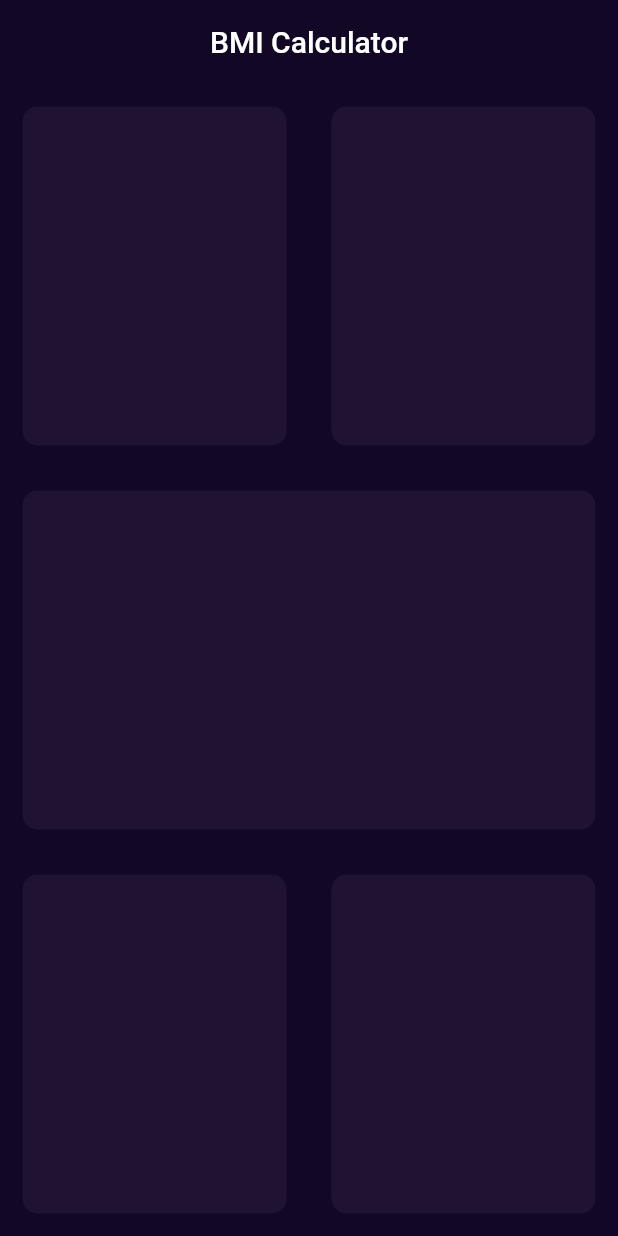
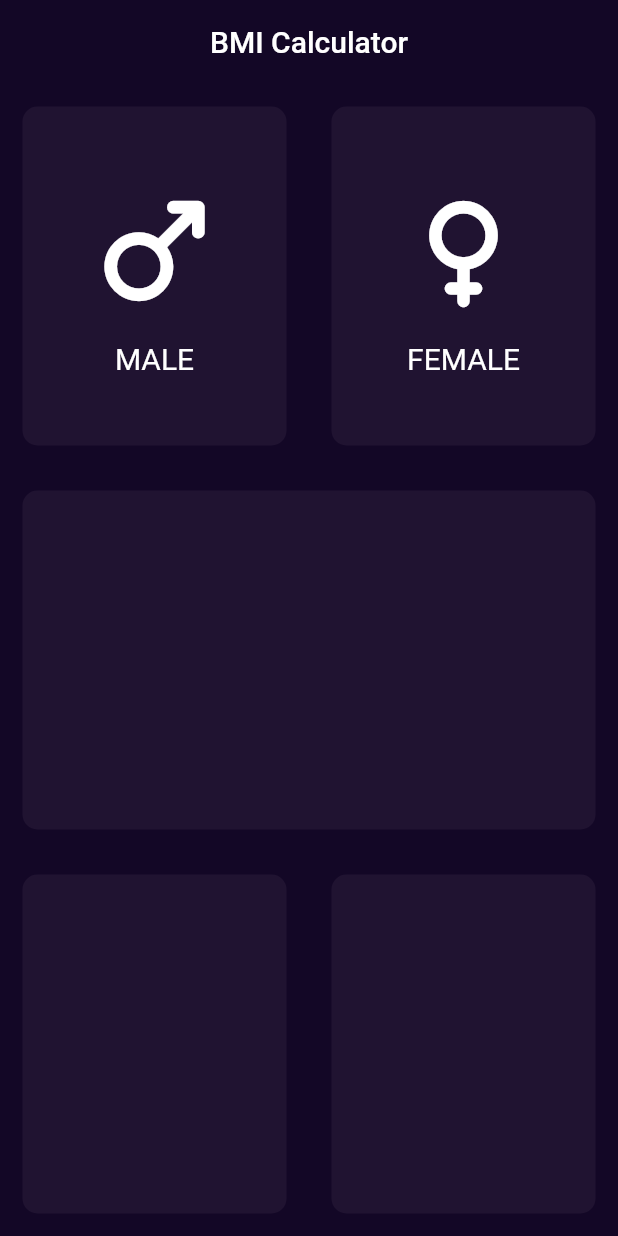
Before and after one commit to TheHarshKadam/BMI-Calculator, a Flutter app: the screen it shows after launch, on a phone screen of 412 x 824 dp. Run offline on Flutter 3.47's test engine with Material 2 defaults, Android fonts, the phone set to English and light mode, and no system bars.

Commit message:
icons added

```diff
--- a/lib/pages/home.dart
+++ b/lib/pages/home.dart
@@ -24,19 +24,53 @@ class _homeState extends State<home> {
                   Expanded(
                     child: Container(
                       margin: EdgeInsets.all(15.0),
+                      child: Column(
+                        mainAxisAlignment: MainAxisAlignment.center,
+                        children: [
+                          Icon(
+                            Icons.male_rounded,
+                            size: 100.0,
+                            color: Colors.white,
+                          ),
+                          SizedBox(height: 10.0),
+                          Text(
+                            "MALE",
+                            style: TextStyle(
+                              fontSize: 20.0,
+                              color: Colors.white,
+                            ),
+                          )
+                        ],
+                      ),
                       decoration: BoxDecoration(
                           color: Color(0xFF1D1E3),
-                    borderRadius: BorderRadius.circular(10.0)
-                  ),
+                          borderRadius: BorderRadius.circular(10.0)),
                     ),
                   ),
                   Expanded(
                     child: Container(
                       margin: EdgeInsets.all(15.0),
+                      child: Column(
+                        mainAxisAlignment: MainAxisAlignment.center,
+                        children: [
+                          Icon(
+                            Icons.female_rounded,
+                            size: 100.0,
+                            color: Colors.white,
+                          ),
+                          SizedBox(height: 10.0),
+                          Text(
+                            "FEMALE",
+                            style: TextStyle(
+                              fontSize: 20.0,
+                              color: Colors.white,
+                            ),
+                          )
+                        ],
+                      ),
                       decoration: BoxDecoration(
                           color: Color(0xFF1D1E3),
-                    borderRadius: BorderRadius.circular(10.0)
-                  ),
+                          borderRadius: BorderRadius.circular(10.0)),
                     ),
                   )
                 ],
@@ -47,8 +81,7 @@ class _homeState extends State<home> {
                 margin: EdgeInsets.all(15.0),
                 decoration: BoxDecoration(
                     color: Color(0xFF1D1E3),
-                    borderRadius: BorderRadius.circular(10.0)
-                  ),
+                    borderRadius: BorderRadius.circular(10.0)),
               ),
             ),
             Expanded(
@@ -59,8 +92,7 @@ class _homeState extends State<home> {
                       margin: EdgeInsets.all(15.0),
                       decoration: BoxDecoration(
                           color: Color(0xFF1D1E3),
-                    borderRadius: BorderRadius.circular(10.0)
-                  ),
+                          borderRadius: BorderRadius.circular(10.0)),
                     ),
                   ),
                   Expanded(
@@ -68,15 +100,13 @@ class _homeState extends State<home> {
                       margin: EdgeInsets.all(15.0),
                       decoration: BoxDecoration(
                           color: Color(0xFF1D1E3),
-                    borderRadius: BorderRadius.circular(10.0)
-                  ),
+                          borderRadius: BorderRadius.circular(10.0)),
                     ),
                   )
                 ],
               ),
             ),
           ],
-      )
-    );
+        ));
   }
 }
```
Lines whose indentation alone changed are shown as unchanged.
